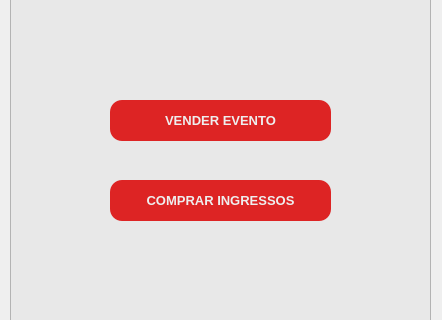
Old version of the form telas/tela_inicio.ui in the repository ClaraFontes/bilheteria-digital; both pictures show x 0 to 442 and y 210 to 530 of the 442 by 694 pixel window.
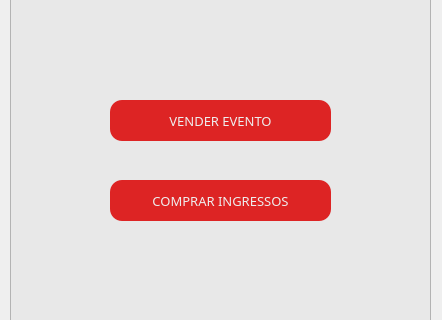
New version of the form. Icons and pictures are not drawn.

Commit message: edit: fonte dos textos das telas.

```diff
--- a/telas/tela_inicio.ui
+++ b/telas/tela_inicio.ui
@@ -42,9 +42,10 @@
     </property>
     <property name="font">
      <font>
+      <family>Arial Rounded MT Bold</family>
       <pointsize>10</pointsize>
-      <weight>75</weight>
-      <bold>true</bold>
+      <weight>50</weight>
+      <bold>false</bold>
      </font>
     </property>
     <property name="styleSheet">
@@ -78,9 +79,10 @@
     </property>
     <property name="font">
      <font>
+      <family>Arial Rounded MT Bold</family>
       <pointsize>10</pointsize>
-      <weight>75</weight>
-      <bold>true</bold>
+      <weight>50</weight>
+      <bold>false</bold>
      </font>
     </property>
     <property name="styleSheet">
```
The commit also changes 5 other files.
